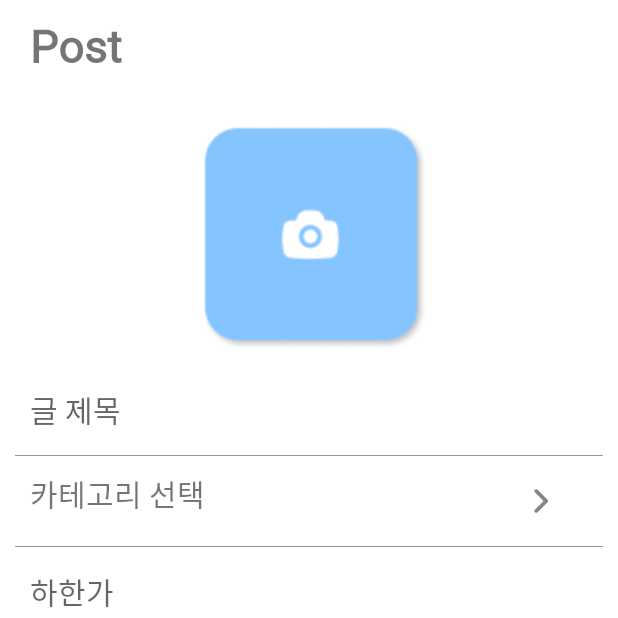
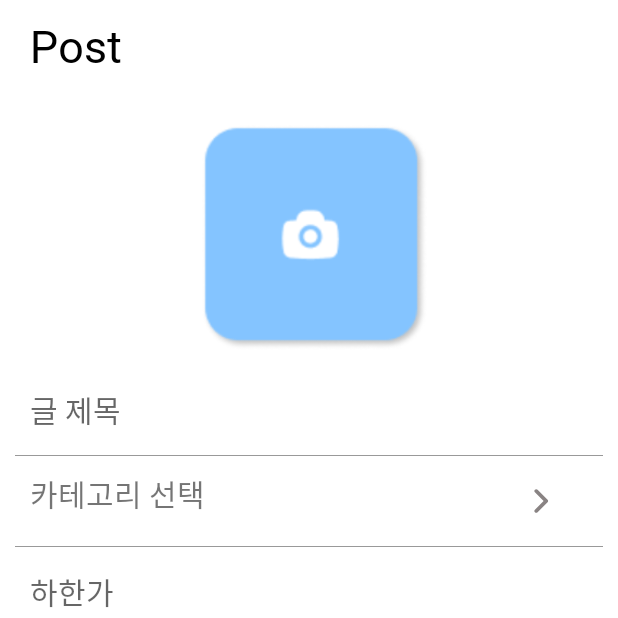
Before and after one commit to capstonemarket/Market, an Android app: the WriteFragment screen opened through its navigation route, on a phone screen of 412 x 824 dp, the top half of it. Run offline under Robolectric (Android 15) with nearby library versions, the phone set to English and light mode, and no system bars; our stand-ins replace Firebase (no records; nobody signed in at launch, a user with empty details on screens opened directly), data binding.

Commit message:
UI 수정

```diff
--- a/app/src/main/res/layout/fragment_write.xml
+++ b/app/src/main/res/layout/fragment_write.xml
@@ -34,9 +34,9 @@
                         android:layout_marginLeft="20dp"
                         android:layout_marginTop="10dp"
                         android:text="Post"
+                        android:textColor="@color/black"
                         android:fontFamily="@font/ibmplexsanskr_regular"
-                        android:textSize="30sp"
-                        android:textStyle="bold" />
+                        android:textSize="30sp" />
 
                 </LinearLayout>
 
```
